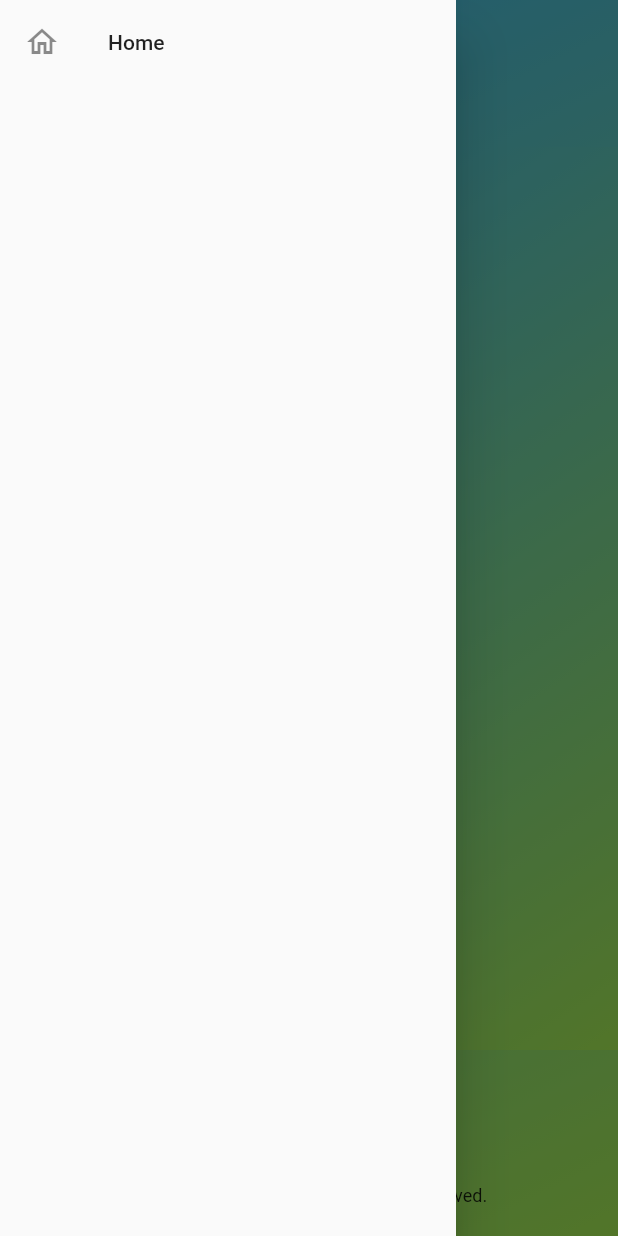
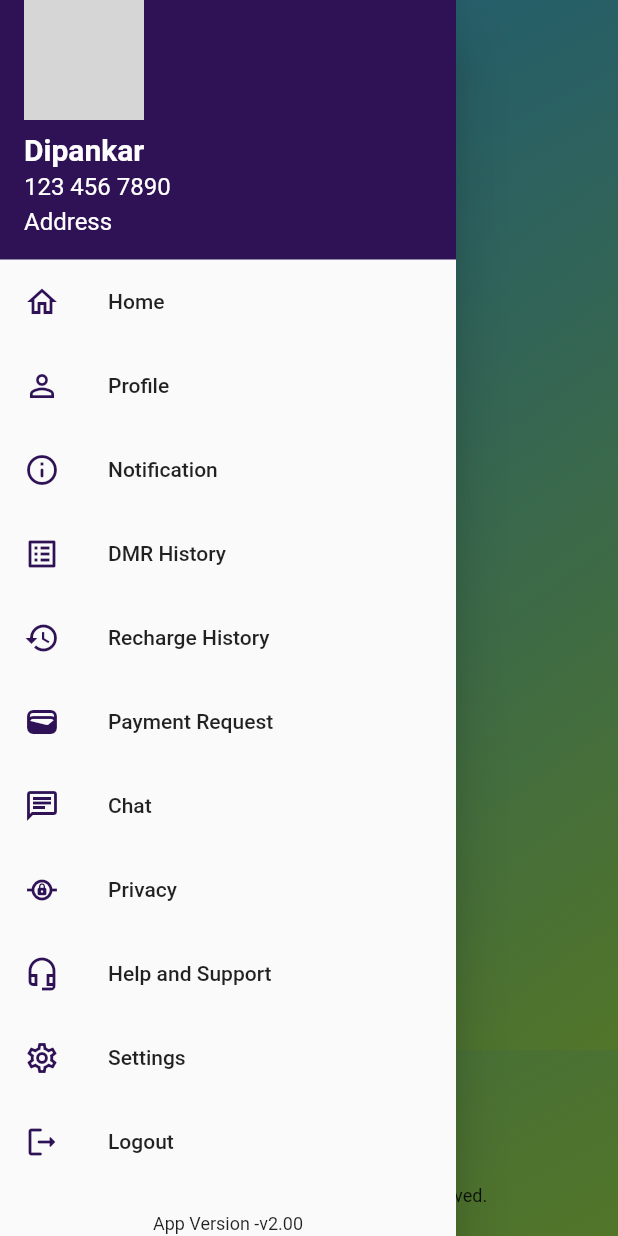
Before and after one commit to Master-Dipankar/flutter-nav-menu, a Flutter app: the screen it shows after launch, with the side drawer open, on a phone screen of 412 x 824 dp. Run offline on Flutter 3.47's test engine with Material 2 defaults, Android fonts, the light colour scheme and no system bars; our stand-ins replace flutter_datetime_picker; grey boxes are pictures that could not be loaded.

Commit message:
Everything's added only fixing position remaining

```diff
--- a/lib/pages/home.dart
+++ b/lib/pages/home.dart
@@ -1,5 +1,5 @@
 import 'package:flutter/material.dart';
-import 'package:easy_sidemenu/easy_sidemenu.dart';
+// import 'package:easy_sidemenu/easy_sidemenu.dart';
 import 'package:navmenu/pages/transaction2.dart';
 
 
@@ -9,7 +9,7 @@ class Home extends StatefulWidget {
   @override
   HomeState createState() => HomeState();
 }
-
+//---------------- Side Navigation bar starts here---------------------------->
 class NavigationDrawer extends StatelessWidget {
   const NavigationDrawer({Key? key}) : super(key: key);
 
@@ -29,29 +29,136 @@ class NavigationDrawer extends StatelessWidget {
 
   Widget buildHeader(BuildContext context) {
     return Container(
+      color: const Color(0xFF2F1256),
       padding: EdgeInsets.only(
         top: MediaQuery.of(context).padding.top,
+        left: 16.0,
+        right: 16.0,
+        bottom: 16.0,
+      ),
+      child: Column(
+        crossAxisAlignment: CrossAxisAlignment.start,
+        children: const [
+          CircleAvatar(
+            radius: 40.0,
+            backgroundImage: AssetImage('assets/dp.png'),
+          ),
+          SizedBox(height: 8.0),
+          Text(
+            'Dipankar',
+            style: TextStyle(
+              fontSize: 20.0,
+              fontWeight: FontWeight.bold,
+              color: Colors.white,
+            ),
+          ),
+          SizedBox(height: 4.0),
+          Text(
+            '123 456 7890',
+            style: TextStyle(
+              fontSize: 16.0,
+              color: Colors.white,
+            ),
+          ),
+          SizedBox(height: 4.0),
+          Text(
+            'Address',
+            style: TextStyle(
+              fontSize: 16.0,
+              color: Colors.white,
+            ),
+          ),
+        ],
       ),
     );
   }
 
   Widget buildMenuItems(BuildContext context) {
-    return ListTile(
-      leading: const Icon(Icons.home_outlined),
+    return Column(
+      children: [
+        ListTile(
+          leading: const Icon(Icons.home_outlined, color: Color(0xFF2F1256)),
           title: const Text('Home'),
           onTap: (){},
+        ),
+        ListTile(
+          leading: const Icon(Icons.person_outline, color: Color(0xFF2F1256)),
+          title: const Text('Profile'),
+          onTap: (){},
+        ),
+        ListTile(
+          leading: const Icon(Icons.info_outline_rounded, color: Color(0xFF2F1256)),
+          title: const Text('Notification'),
+          onTap: (){},
+        ),
+        ListTile(
+          leading: const Icon(Icons.list_alt_outlined, color: Color(0xFF2F1256)),
+          title: const Text('DMR History'),
+          onTap: (){},
+        ),
+        ListTile(
+          leading: const Icon(Icons.history_outlined, color: Color(0xFF2F1256)),
+          title: const Text('Recharge History'),
+          onTap: (){},
+        ),
+        ListTile(
+          leading: const Icon(Icons.wallet, color: Color(0xFF2F1256)),
+          title: const Text('Payment Request'),
+          onTap: (){},
+        ),
+        ListTile(
+          leading: const Icon(Icons.chat_outlined, color: Color(0xFF2F1256)),
+          title: const Text('Chat'),
+          onTap: (){},
+        ),
+        ListTile(
+          leading: const Icon(Icons.private_connectivity_outlined, color: Color(0xFF2F1256)),
+          title: const Text('Privacy'),
+          onTap: (){},
+        ),
+        ListTile(
+          leading: const Icon(Icons.headset_mic_outlined, color: Color(0xFF2F1256)),
+          title: const Text('Help and Support'),
+          onTap: (){},
+        ),
+        ListTile(
+          leading: const Icon(Icons.settings_outlined, color: Color(0xFF2F1256)),
+          title: const Text('Settings'),
+          onTap: (){},
+        ),
+        ListTile(
+          leading: const Icon(Icons.logout_rounded, color: Color(0xFF2F1256)),
+          title: const Text('Logout'),
+          onTap: (){},
+        ),
+        Container(
+          padding: const EdgeInsets.symmetric(vertical: 20.0),
+          decoration: const BoxDecoration(
+            color: Colors.transparent,
+          ),
+          child: const Text(
+            'App Version -v2.00',
+            style: TextStyle(fontSize: 12.0),
+          ),
+        ),
+      ],
+
     );
   }
 }
 
+//---------------- Side Navigation bar Ends here---------------------------->
 
 class HomeState extends State<Home> {
+//----------------Below edited to support Side Navigation bar---------------------------->
+  final GlobalKey<ScaffoldState> _scaffoldKey = GlobalKey<ScaffoldState>();
 
   @override
   Widget build(BuildContext context) {
     return Scaffold(
+      key: _scaffoldKey,
+      //----------------Below Side Navigation drawer is called---------------------------->
       drawer: const NavigationDrawer(),
-
       body: SafeArea(
         child: Container(
           decoration: const BoxDecoration(
@@ -64,17 +171,24 @@ class HomeState extends State<Home> {
           child: Column(
             mainAxisAlignment: MainAxisAlignment.center,
             children: [
+              Row(
+                children: [
+                  IconButton(
+                    icon: const Icon(Icons.menu),
+                    onPressed: () {
+                      _scaffoldKey.currentState!.openDrawer();
+                    },
+                  ),
                   const Text(
                     'Welcome',
                     style: TextStyle(fontSize: 24.0),
                   ),
+                ],
+              ),
               const SizedBox(height: 70.0),
               Expanded(
                 child: Container(
-                  width: MediaQuery
-                      .of(context)
-                      .size
-                      .width * 1.0,
+                  width: MediaQuery.of(context).size.width * 1.0,
                   alignment: Alignment.center,
                   decoration: const BoxDecoration(
                     gradient: LinearGradient(
@@ -82,7 +196,6 @@ class HomeState extends State<Home> {
                       begin: Alignment.topLeft,
                       end: Alignment.bottomRight,
                     ),
-
                   ),
                   child: Column(
                     mainAxisAlignment: MainAxisAlignment.center,
@@ -93,7 +206,8 @@ class HomeState extends State<Home> {
                           Navigator.push(
                             context,
                             MaterialPageRoute(
-                                builder: (context) => const Transaction2()),
+                              builder: (context) => const Transaction2(),
+                            ),
                           );
                         },
                         style: ElevatedButton.styleFrom(
@@ -123,14 +237,6 @@ class HomeState extends State<Home> {
                 padding: const EdgeInsets.symmetric(vertical: 20.0),
                 decoration: const BoxDecoration(
                   color: Colors.transparent,
-                  // boxShadow: [
-                  //   BoxShadow(
-                  //     color: Colors.grey.withOpacity(0.3),
-                  //     blurRadius: 5,
-                  //     spreadRadius: 2,
-                  //     offset: const Offset(0, -2),
-                  //   ),
-                  // ],
                 ),
                 child: const Text(
                   'Copyright © 2023 [B inc.]. All rights reserved.',
```
Lines whose indentation alone changed are shown as unchanged.
